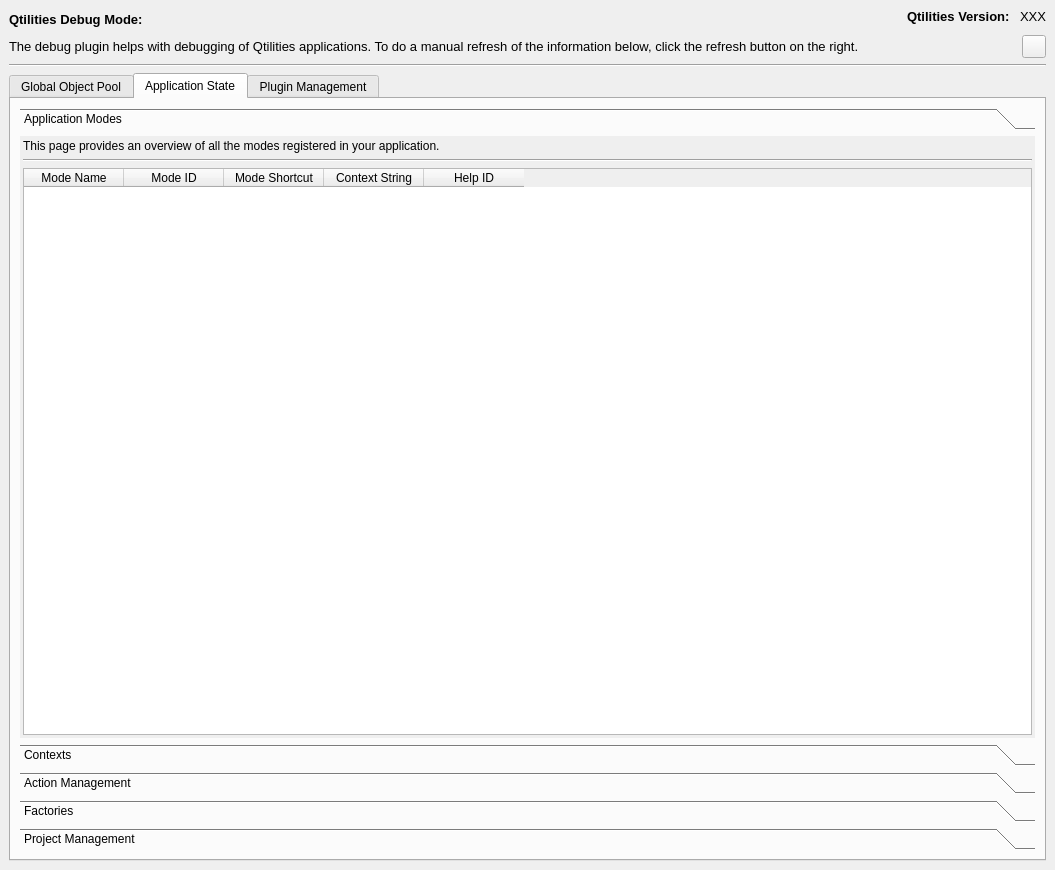
Above: src/Testing/source/DebugWidget.ui from JPNaude/Qtilities before the change. Below: the same form after it.
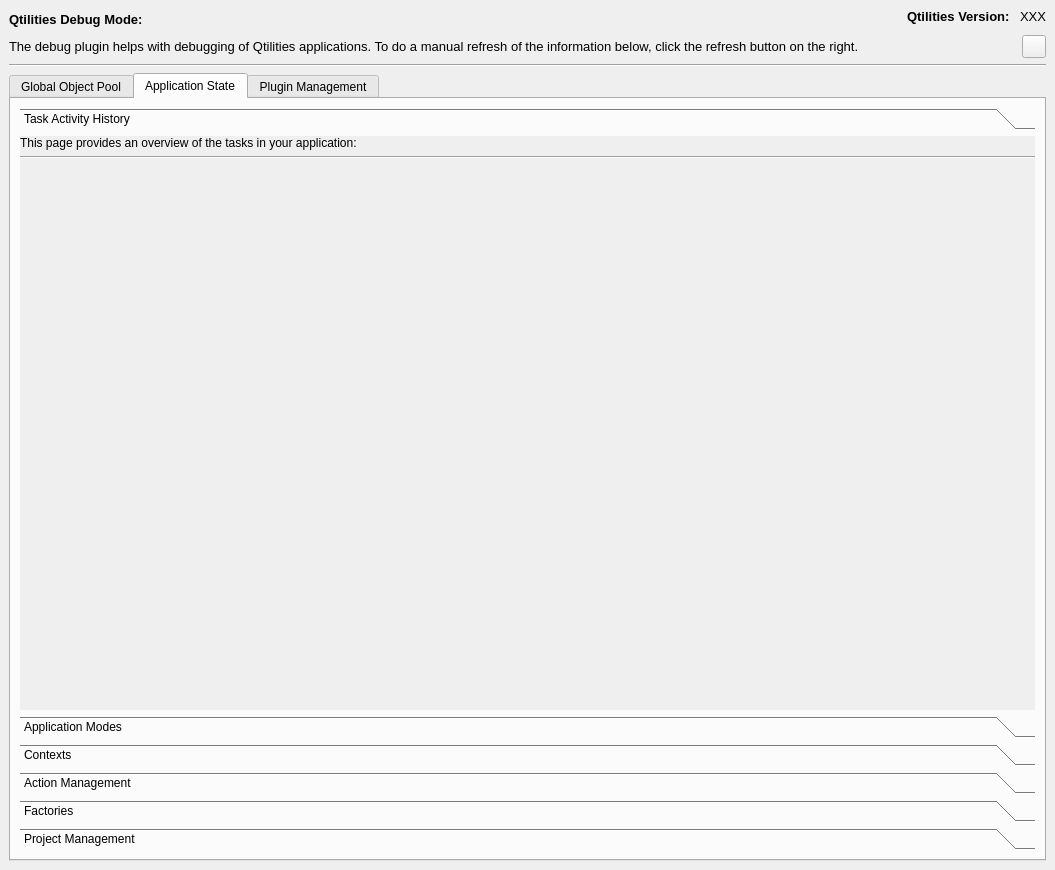
That is the form after the change. The open tabs and pages were chosen to show the change.

Patch:
```diff
--- a/src/Testing/source/DebugWidget.ui
+++ b/src/Testing/source/DebugWidget.ui
@@ -320,13 +320,47 @@
           <property name="currentIndex">
            <number>0</number>
           </property>
+          <widget class="QWidget" name="page">
+           <attribute name="label">
+            <string>Task Activity History</string>
+           </attribute>
+           <layout class="QVBoxLayout" name="verticalLayout_7">
+            <property name="margin">
+             <number>0</number>
+            </property>
+            <item>
+             <widget class="QLabel" name="label_5">
+              <property name="text">
+               <string>This page provides an overview of the tasks in your application:</string>
+              </property>
+             </widget>
+            </item>
+            <item>
+             <widget class="Line" name="line_2">
+              <property name="orientation">
+               <enum>Qt::Horizontal</enum>
+              </property>
+             </widget>
+            </item>
+            <item>
+             <widget class="QWidget" name="widgetTasksSummaryHolder" native="true">
+              <property name="sizePolicy">
+               <sizepolicy hsizetype="Preferred" vsizetype="Expanding">
+                <horstretch>0</horstretch>
+                <verstretch>0</verstretch>
+               </sizepolicy>
+              </property>
+             </widget>
+            </item>
+           </layout>
+          </widget>
           <widget class="QWidget" name="pageModes">
            <property name="geometry">
             <rect>
              <x>0</x>
              <y>0</y>
              <width>1013</width>
-             <height>608</height>
+             <height>581</height>
             </rect>
            </property>
            <attribute name="label">
```
Left out of the diff: 16 changed lines with no effect on the pictures.
